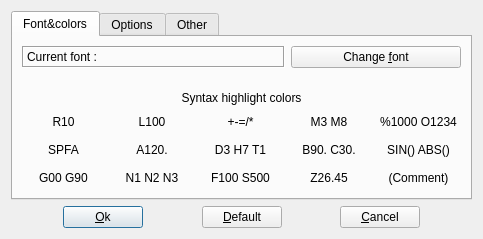
Qt form src/setupdialog.ui (GCodeProjects/GCodeWorkShop) before a commit.
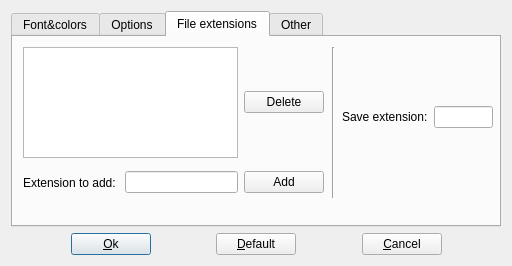
The same form after that commit. Icons and pictures are not drawn.

```diff
--- a/src/setupdialog.ui
+++ b/src/setupdialog.ui
@@ -6,8 +6,8 @@
    <rect>
     <x>0</x>
     <y>0</y>
-    <width>483</width>
-    <height>227</height>
+    <width>512</width>
+    <height>266</height>
    </rect>
   </property>
   <property name="windowTitle">
@@ -20,7 +20,7 @@
       <enum>QTabWidget::North</enum>
      </property>
      <property name="currentIndex">
-      <number>0</number>
+      <number>2</number>
      </property>
      <widget class="QWidget" name="fontColorTab">
       <attribute name="title">
@@ -377,6 +377,108 @@
        </item>
       </layout>
      </widget>
+     <widget class="QWidget" name="extensionsTab">
+      <property name="accessibleName">
+       <string/>
+      </property>
+      <attribute name="title">
+       <string>File extensions</string>
+      </attribute>
+      <widget class="QWidget" name="horizontalLayoutWidget">
+       <property name="geometry">
+        <rect>
+         <x>10</x>
+         <y>10</y>
+         <width>301</width>
+         <height>111</height>
+        </rect>
+       </property>
+       <layout class="QHBoxLayout" name="horizontalLayout_3">
+        <item>
+         <widget class="QListWidget" name="lstExtensions">
+          <property name="sortingEnabled">
+           <bool>true</bool>
+          </property>
+         </widget>
+        </item>
+        <item>
+         <widget class="QPushButton" name="btnDeleteExtension">
+          <property name="text">
+           <string>Delete</string>
+          </property>
+         </widget>
+        </item>
+       </layout>
+      </widget>
+      <widget class="QWidget" name="horizontalLayoutWidget_2">
+       <property name="geometry">
+        <rect>
+         <x>10</x>
+         <y>130</y>
+         <width>301</width>
+         <height>31</height>
+        </rect>
+       </property>
+       <layout class="QHBoxLayout" name="horizontalLayout_6">
+        <item>
+         <widget class="QLabel" name="label_3">
+          <property name="text">
+           <string>Extension to add: </string>
+          </property>
+         </widget>
+        </item>
+        <item>
+         <widget class="QLineEdit" name="edtExtension"/>
+        </item>
+        <item>
+         <widget class="QPushButton" name="btnAddExtension">
+          <property name="text">
+           <string>Add</string>
+          </property>
+         </widget>
+        </item>
+       </layout>
+      </widget>
+      <widget class="QWidget" name="horizontalLayoutWidget_3">
+       <property name="geometry">
+        <rect>
+         <x>329</x>
+         <y>40</y>
+         <width>151</width>
+         <height>80</height>
+        </rect>
+       </property>
+       <layout class="QHBoxLayout" name="horizontalLayout_7">
+        <item>
+         <widget class="QLabel" name="label_4">
+          <property name="text">
+           <string>Save extension:</string>
+          </property>
+         </widget>
+        </item>
+        <item>
+         <widget class="QLineEdit" name="edtSaveExtension">
+          <property name="toolTip">
+           <string>Extension to be added to filename when saving</string>
+          </property>
+         </widget>
+        </item>
+       </layout>
+      </widget>
+      <widget class="Line" name="line">
+       <property name="geometry">
+        <rect>
+         <x>310</x>
+         <y>10</y>
+         <width>20</width>
+         <height>151</height>
+        </rect>
+       </property>
+       <property name="orientation">
+        <enum>Qt::Vertical</enum>
+       </property>
+      </widget>
+     </widget>
      <widget class="QWidget" name="otherTab">
       <attribute name="title">
        <string>Other</string>
```
Left out of the diff: 44 changed lines with no effect on the pictures.
